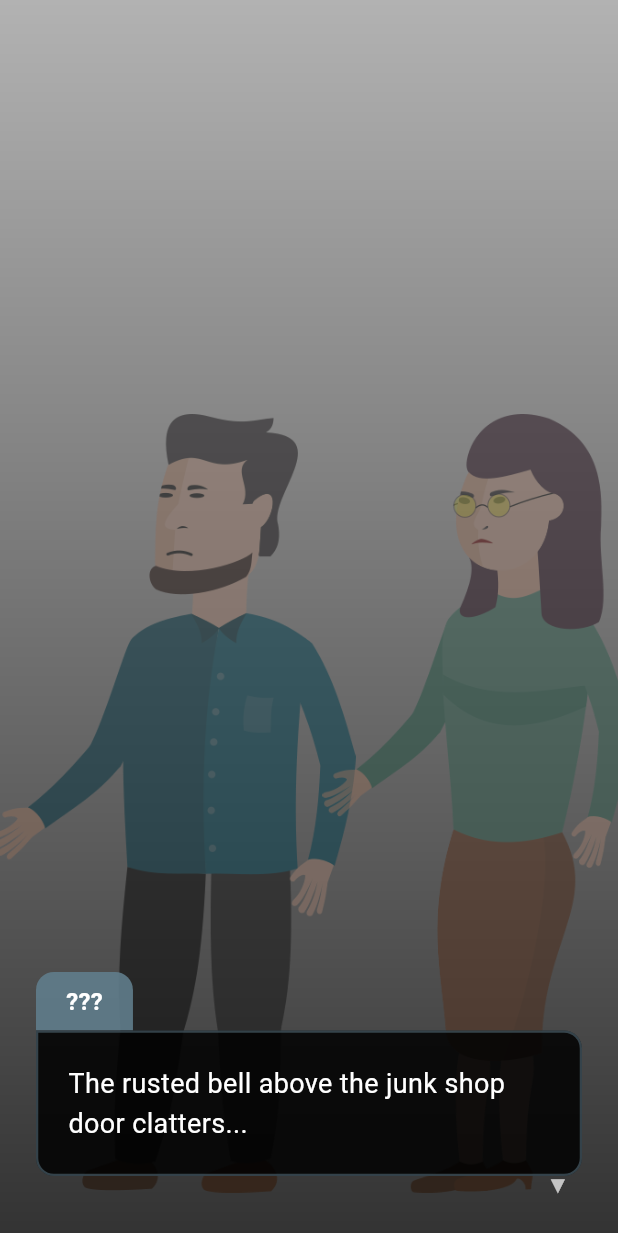
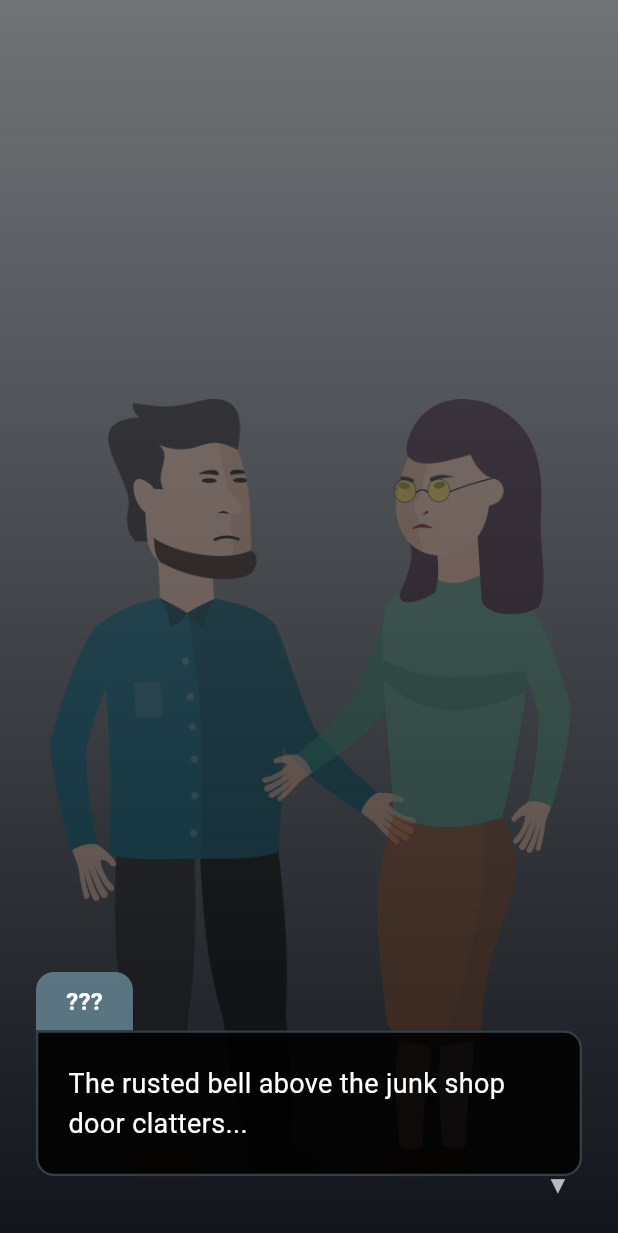
Before and after one commit to siker102/between_the_lines, a Flutter app: the screen it shows after launch, on a phone screen of 412 x 824 dp. Shown: the top 1233 px of the screen. Run offline on Flutter 3.47's test engine with Material 3 defaults, Android fonts, the phone set to English and light mode, and no system bars; missing offline and left inert: flame.

Commit message:
dialogue UI improved

```diff
--- a/lib/view/overlays/character_display.dart
+++ b/lib/view/overlays/character_display.dart
@@ -9,6 +9,7 @@ class CharacterDisplay extends StatelessWidget {
     required this.assetPath,
     required this.isActive,
     required this.alignment,
+    required this.flip,
     super.key,
   });
 
@@ -20,6 +21,9 @@ class CharacterDisplay extends StatelessWidget {
 
   /// Horizontal alignment: -1.0 for left, 1.0 for right.
   final Alignment alignment;
+
+  /// Whether to flip the image horizontally, for dialogue conversation.
+  final bool flip;
 
   @override
   Widget build(BuildContext context) {
@@ -44,10 +48,13 @@ class CharacterDisplay extends StatelessWidget {
                     Colors.black.withValues(alpha: 0.4),
                     BlendMode.srcATop,
                   ),
-            child: Image.asset(
-              assetPath,
-              height: MediaQuery.of(context).size.height * 0.7,
-              fit: BoxFit.contain,
+            child: Transform.flip(
+              flipX: flip,
+              child: Image.asset(
+                assetPath,
+                height: MediaQuery.of(context).size.height * 0.7,
+                fit: BoxFit.contain,
+              ),
             ),
           ),
         ),
--- a/lib/view/overlays/dialogue_overlay.dart
+++ b/lib/view/overlays/dialogue_overlay.dart
@@ -127,8 +127,8 @@ class _DialogueOverlayState extends State<DialogueOverlay>
               begin: Alignment.topCenter,
               end: Alignment.bottomCenter,
               colors: [
-                Colors.black.withValues(alpha: 0.3),
-                Colors.black.withValues(alpha: 0.8),
+                const Color(0xFF0D1117).withAlpha(150),
+                const Color(0xFF0D1117).withAlpha(250),
               ],
             ),
           ),
@@ -175,13 +175,14 @@ class _DialogueOverlayState extends State<DialogueOverlay>
 
       widgets.add(
         Positioned(
-          left: slot == _CharacterSlot.left ? -20 : null,
-          right: slot == _CharacterSlot.right ? -20 : null,
-          bottom: 0,
+          left: slot == _CharacterSlot.left ? 20 : null,
+          right: slot == _CharacterSlot.right ? 20 : null,
+          bottom: 10,
           child: CharacterDisplay(
             assetPath: profile.fullBodyAsset,
             isActive: isActive,
             alignment: alignment,
+            flip: slot == _CharacterSlot.left,
           ),
         ),
       );
```
